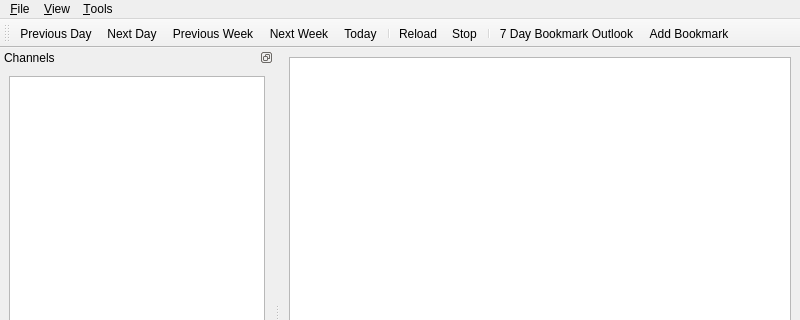
This is src/mainwindow.ui in rweather/tvguide as Qt 5 draws it before an edit; both pictures show x 0 to 800 and y 0 to 320 of the 800 by 600 pixel window. The edited form follows.
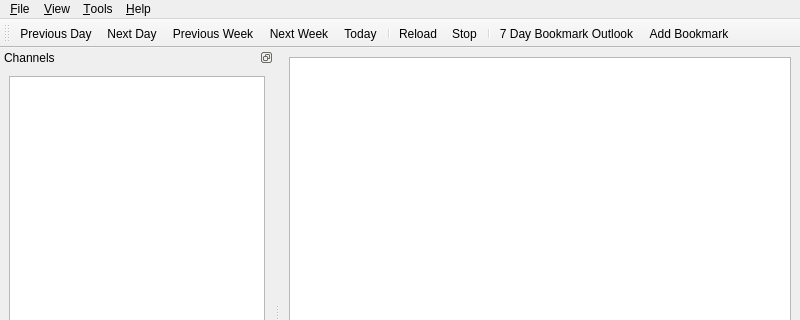
This is the edited form. Icons and pictures are not drawn.

Commit message: Add an About dialog

```diff
--- a/src/mainwindow.ui
+++ b/src/mainwindow.ui
@@ -70,9 +70,16 @@
     <addaction name="separator"/>
     <addaction name="actionEditChannels"/>
    </widget>
+   <widget class="QMenu" name="menu_Help">
+    <property name="title">
+     <string>&amp;Help</string>
+    </property>
+    <addaction name="actionAbout"/>
+   </widget>
    <addaction name="menuFile"/>
    <addaction name="menuView"/>
    <addaction name="menu_Tools"/>
+   <addaction name="menu_Help"/>
   </widget>
   <widget class="QStatusBar" name="statusbar"/>
   <widget class="QDockWidget" name="channelDock">
```
Left out of the diff: 5 changed lines with no effect on the pictures. The commit also changes 7 other files.
